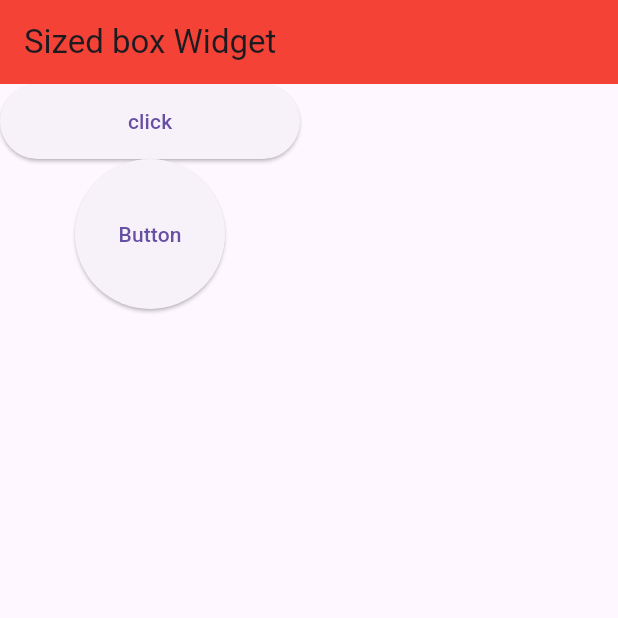
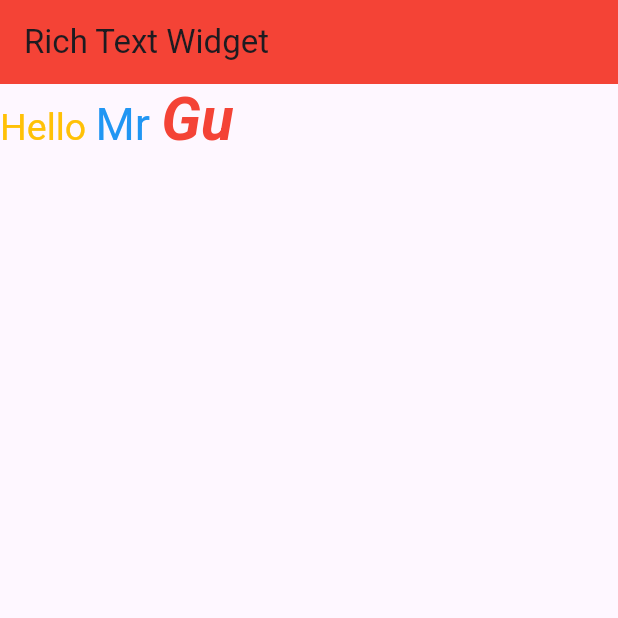
Before and after one commit to thesoumisamanta/Flutter-Widgets, a Flutter app: the screen it shows after launch, on a phone screen of 412 x 824 dp, the top half of it. Run offline on Flutter 3.47's test engine with Material 3 defaults, Android fonts, the phone set to English and light mode, and no system bars.

Commit message:
Replace SizedBoxWidget with RichTextWidget for enhanced text display

```diff
--- a/lib/main.dart
+++ b/lib/main.dart
@@ -32,8 +32,38 @@ class FlutterApp extends StatelessWidget {
                   TextStyle(fontSize: 25, fontWeight: FontWeight.bold),
               titleSmall:
                   TextStyle(fontSize: 15, fontWeight: FontWeight.w500))),
-      home: SizedBoxWidget(),
+      home: RichTextWidget(),
     );
+  }
+}
+
+class RichTextWidget extends StatelessWidget {
+  @override
+  Widget build(BuildContext context) {
+    return Scaffold(
+      appBar: AppBar(
+        title: Text("Rich Text Widget"),
+      ),
+      body: RichText(
+        text: TextSpan(
+          style: TextStyle(
+            color: Colors.amber,
+            fontSize: 25
+          ),
+          children: <TextSpan>[
+            TextSpan(text: 'Hello '),
+            TextSpan(text: 'Mr ', style: TextStyle(fontSize: 30, color: Colors.blue)),
+            TextSpan(text: 'Gu', style: TextStyle(fontSize: 40, color: Colors.red, fontWeight: FontWeight.bold, fontStyle: FontStyle.italic)),
+          ]
+      ))
+      // Row(
+      //   children: [
+      //     Text("Hello ", style: TextStyle(fontSize: 25, color: Colors.blueGrey, fontWeight: FontWeight.bold),),
+      //     Text("World", style: TextStyle(fontSize: 40, color: Colors.blue, fontWeight: FontWeight.bold),)
+      //   ],
+      // ),
+    );
+
   }
 }
 
@@ -49,13 +79,11 @@ class SizedBoxWidget extends StatelessWidget {
           SizedBox(
             width: 200,
             height: 50,
-            child: ElevatedButton(
-              onPressed: (){},
-              child: Text("click")),
+            child: ElevatedButton(onPressed: () {}, child: Text("click")),
           ),
           SizedBox.square(
             dimension: 100,
-            child: ElevatedButton(onPressed: (){}, child: Text("Button")),
+            child: ElevatedButton(onPressed: () {}, child: Text("Button")),
           )
         ],
       ),
```
